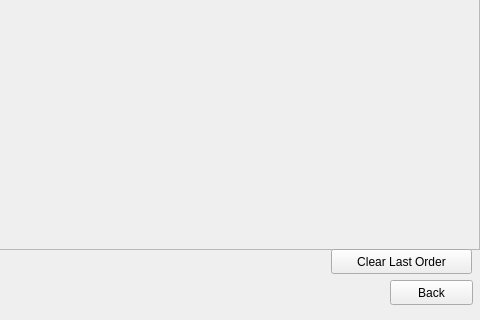
Old version of the form mainwindow.ui in the repository justinburrill/comp3004_d1; both pictures show x 320 to 800 and y 280 to 600 of the 800 by 600 pixel window.
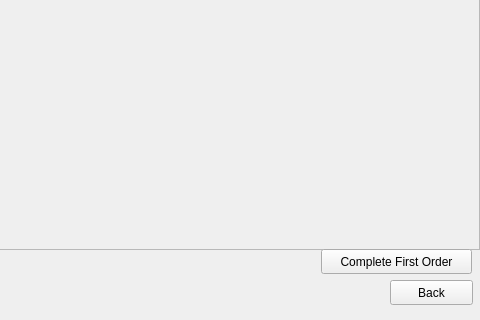
New version of the form. The open tabs and pages were chosen to show the change.

Commit message: fix order status

The edit to the form file:
```diff
--- a/mainwindow.ui
+++ b/mainwindow.ui
@@ -181,14 +181,14 @@
      <widget class="QPushButton" name="complete_order_button">
       <property name="geometry">
        <rect>
-        <x>652</x>
+        <x>642</x>
         <y>530</y>
-        <width>141</width>
+        <width>151</width>
         <height>25</height>
        </rect>
       </property>
       <property name="text">
-       <string>Clear Last Order</string>
+       <string>Complete First Order</string>
       </property>
      </widget>
     </widget>
```
Left out of the diff: 2 changed lines with no effect on the pictures. The commit also changes 3 other files.
